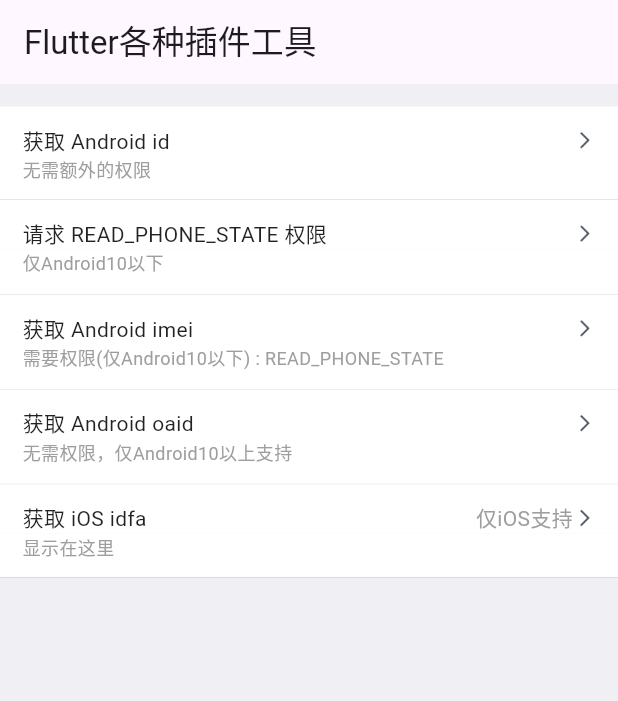
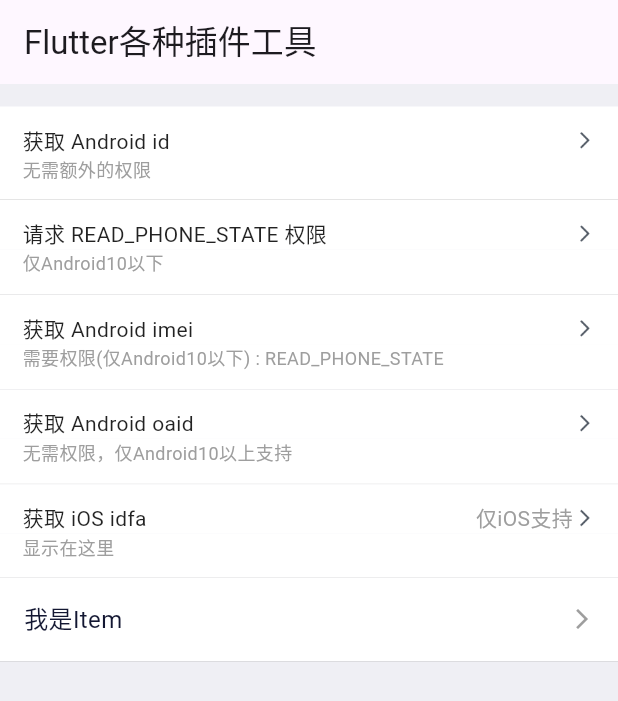
Before and after one commit to flutter-open-libs/flutter_plugin_tools, a Flutter app: the screen it shows after launch, on a phone screen of 412 x 824 dp. Shown: the top 701 px of the screen. Run offline on Flutter 3.47's test engine with Material 3 defaults, Android fonts, the phone set to English and light mode, and no system bars; our stand-ins replace plugin_platform_interface.

Commit message:
新加通用列表项的封装

```diff
--- a/example/lib/main.dart
+++ b/example/lib/main.dart
@@ -3,6 +3,7 @@
 import 'dart:async';
 
 import 'package:sing_plugin_tools/sing_plugin_tools.dart';
+import 'package:sing_plugin_tools/widgets/sing_cell_item.dart';
 
 void main() {
   runApp(const MyApp());
@@ -119,6 +120,21 @@
               buildGetAndroidImei(),
               buildGetAndroidOaid(),
               buildGetIosIdfa(),
+              SingCellItem(
+                height: 56.0,
+                padding: const EdgeInsets.symmetric(horizontal: 16.0,vertical: 0.0),
+                // assetPath: 'assets/images/ic_feedback.png',
+                iconSize: const Size(28.0,28.0),
+                gap: 12.0,
+                text: '我是Item',
+                textColor: const Color(0xff131732),
+                textSize: 16.0,
+                decoration: const BoxDecoration(border: Border(bottom: BorderSide(color: Colors.grey, width: 0.2))),
+                onTap: ()=> {},
+                showNext: true,
+                // separator: Container(width: 200.0,height: 1.0,color: Colors.grey),
+                nextIcon: const Icon(Icons.arrow_forward_ios,size: 16.0,color:Colors.grey),
+              ),
             ],
           ),
         ),
@@ -265,7 +281,7 @@
                 border: Border(bottom: BorderSide(color: Colors.grey, width: 0.2))
             ),
             padding: const EdgeInsets.only(left: 15,right: 15,bottom: 12),
-            child:  Text(_iosIdfa,style: TextStyle(color: Colors.grey,fontSize: 12)),
+            child:  Text(_iosIdfa,style: const TextStyle(color: Colors.grey,fontSize: 12)),
           ),
         ],
       ),
--- a/example/pubspec.yaml
+++ b/example/pubspec.yaml
@@ -1,4 +1,5 @@
 name: sing_plugin_tools_example
+version: 0.0.3
 description: "Demonstrates how to use the sing_plugin_tools plugin."
 # The following line prevents the package from being accidentally published to
 # pub.dev using `flutter pub publish`. This is preferred for private packages.
--- /dev/null
+++ b/lib/widgets/sing_cell_item.dart
@@ -0,0 +1,84 @@
+import 'package:flutter/material.dart';
+
+/// 封装的列表项
+class SingCellItem extends StatelessWidget {
+
+  const SingCellItem({
+    super.key,
+    this.backgroundColor,
+    this.height = 56.0,
+    this.padding = const EdgeInsets.symmetric(horizontal: 16.0,vertical: 0.0),
+    this.assetPath = '', // 如果为空这不显示图标
+    this.iconSize = const Size(28.0,28.0),
+    this.gap = 12.0,
+    this.text = 'CellItem',
+    this.textColor = const Color(0xff131732),
+    this.textSize = 16.0,
+    this.decoration,
+    this.onTap,
+    this.separator,
+    this.showNext = false,
+    this.nextIcon,
+  });
+
+  final Color? backgroundColor; /// 背景颜色
+  final double height; /// Item的高度
+  final EdgeInsetsGeometry padding; /// Item的padding
+  final String assetPath; /// asset图标的路径
+  final Size iconSize; /// 图标的大小
+  final double gap; /// 图标和文字的间距
+  final String text; /// 文字
+  final Color textColor; /// 文字颜色
+  final double textSize; /// 文字大小
+  final BoxDecoration? decoration; /// item的装饰
+  final GestureTapCallback? onTap; /// item的点击回调
+  final Widget? separator; /// 自定义的装饰，正常是一根线，在 decoration 满足不了的情况下自定义，比如项左右有边距。当然其他 widget 也可以
+  final bool showNext; /// 是否展示右侧的箭头
+  final Widget? nextIcon; /// 自定义的右侧icon
+
+  @override
+  Widget build(BuildContext context) {
+    return  Container(
+      color: backgroundColor ?? Colors.white,
+      child: Column(
+        children: [
+          InkWell(
+            onTap: onTap ?? () => debugPrint('SingCellItem clicked'),
+            child: Container(
+              decoration: _getDecoration(),
+              height: height,
+              padding: padding,
+              child: Row(children: [
+                if (assetPath.isNotEmpty)
+                  Image.asset(assetPath, width: iconSize.width, height: iconSize.height),
+                if (assetPath.isNotEmpty)
+                  SizedBox(width: gap),
+                Text(text,style: TextStyle(color: textColor, fontSize: textSize)),
+                if (showNext)
+                  Expanded(child: Container()),
+                if (showNext)
+                  nextIcon ?? const Icon(Icons.arrow_forward_ios,size: 16.0,color:Colors.grey),
+              ]),
+            ),
+          ),
+
+          separator ?? Container()
+        ],
+      ),
+    );
+  }
+
+  Decoration _getDecoration(){
+    if(separator != null){ // 自定义了分割线
+      return const BoxDecoration();
+    }
+    if(decoration != null){
+      return decoration!;
+    }
+    return const BoxDecoration(
+      border: Border(
+        bottom: BorderSide(color: Colors.grey, width: 0.2),
+      ),
+    );
+  }
+}
--- a/pubspec.yaml
+++ b/pubspec.yaml
@@ -1,6 +1,6 @@
 name: sing_plugin_tools
 description: "各种flutter的小插件、工具"
-version: 0.0.2
+version: 0.0.3
 homepage: https://github.com/flutter-open-libs/flutter_plugin_tools
 
 environment:
```
Also changed, not shown: example/pubspec.lock, 4 other files.
